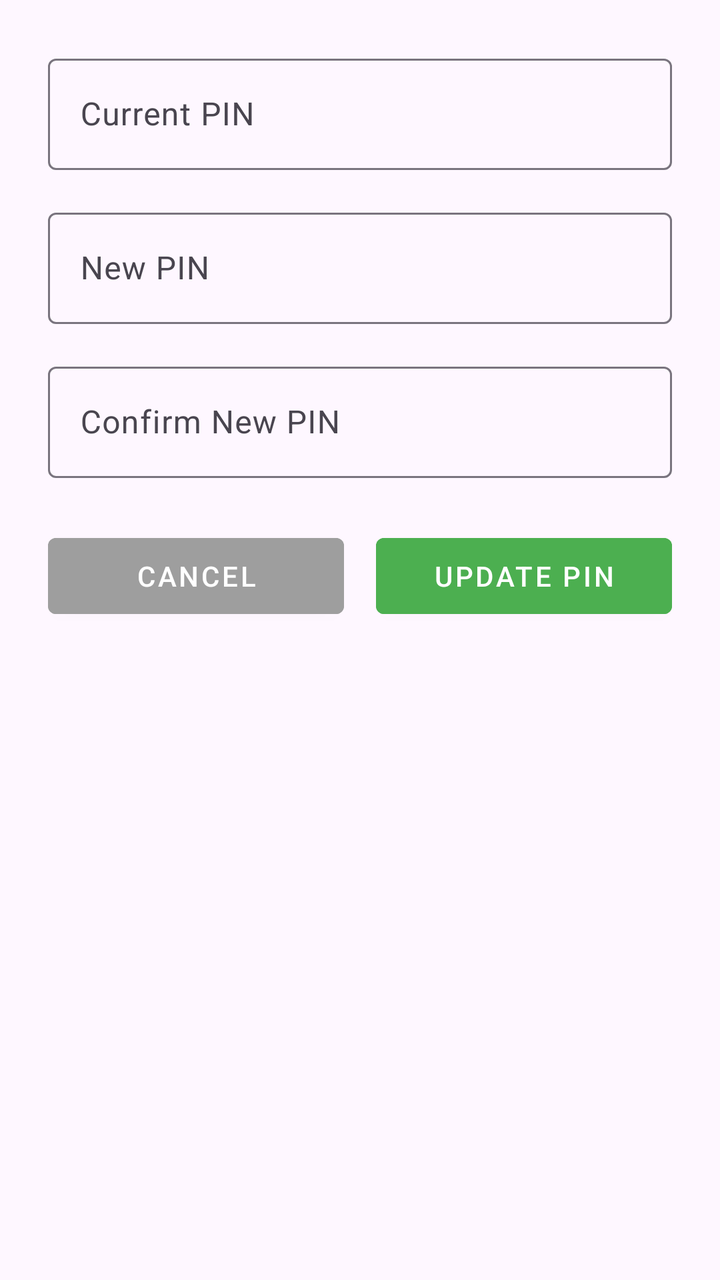
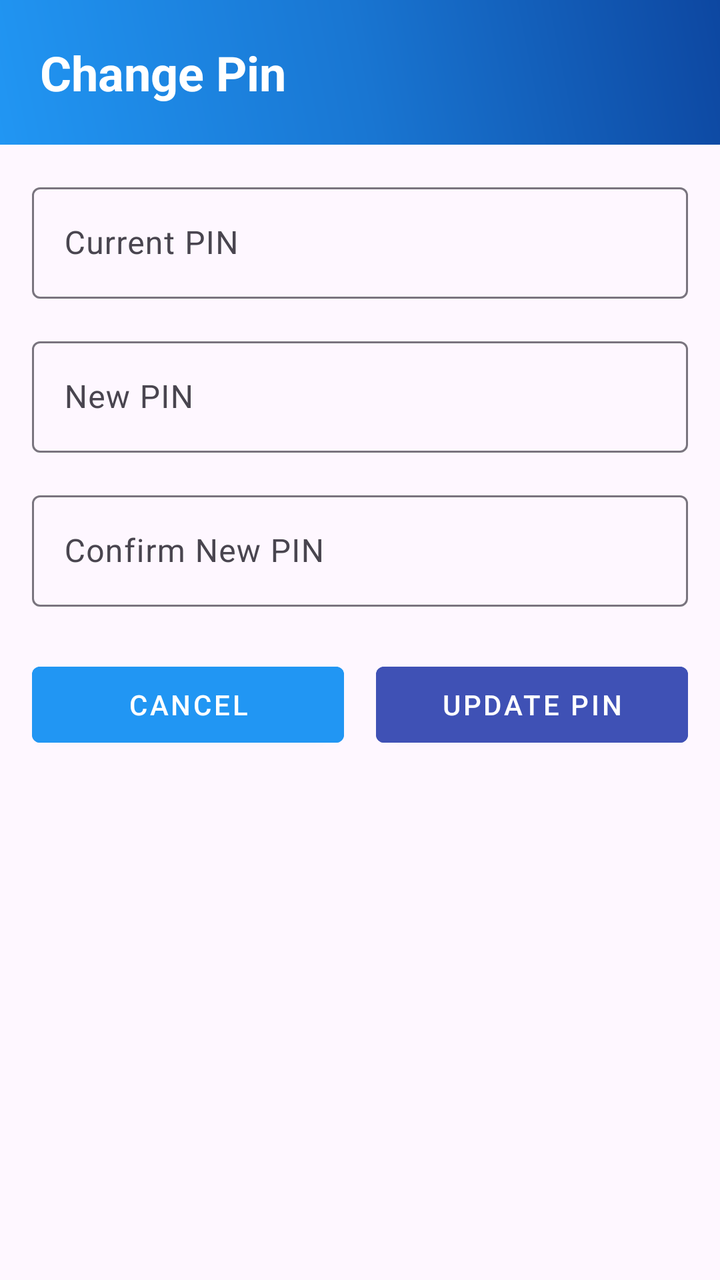

Screens rendered from an Android XML layout before and after an edit, with the pre-edit source and the edit as a unified diff.
<!-- AndroidManifest.xml: application theme Theme.RentMangment -->
<!-- res/layout/dialog_change_pin.xml -->
<?xml version="1.0" encoding="utf-8"?>
<LinearLayout xmlns:android="http://schemas.android.com/apk/res/android"
    android:layout_width="match_parent"
    android:layout_height="wrap_content"
    android:orientation="vertical"
    android:padding="24dp">

    <com.google.android.material.textfield.TextInputLayout
        android:layout_width="match_parent"
        android:layout_height="wrap_content"
        android:layout_marginBottom="16dp">

        <com.google.android.material.textfield.TextInputEditText
            android:id="@+id/etCurrentPin"
            android:layout_width="match_parent"
            android:layout_height="wrap_content"
            android:hint="Current PIN"
            android:inputType="numberPassword"
            android:maxLength="4" />

    </com.google.android.material.textfield.TextInputLayout>

    <com.google.android.material.textfield.TextInputLayout
        android:layout_width="match_parent"
        android:layout_height="wrap_content"
        android:layout_marginBottom="16dp">

        <com.google.android.material.textfield.TextInputEditText
            android:id="@+id/etNewPin"
            android:layout_width="match_parent"
            android:layout_height="wrap_content"
            android:hint="New PIN"
            android:inputType="numberPassword"
            android:maxLength="4" />

    </com.google.android.material.textfield.TextInputLayout>

    <com.google.android.material.textfield.TextInputLayout
        android:layout_width="match_parent"
        android:layout_height="wrap_content"
        android:layout_marginBottom="24dp">

        <com.google.android.material.textfield.TextInputEditText
            android:id="@+id/etConfirmPin"
            android:layout_width="match_parent"
            android:layout_height="wrap_content"
            android:hint="Confirm New PIN"
            android:inputType="numberPassword"
            android:maxLength="4" />

    </com.google.android.material.textfield.TextInputLayout>

    <LinearLayout
        android:layout_width="match_parent"
        android:layout_height="wrap_content"
        android:orientation="horizontal"
        android:weightSum="2">

        <com.google.android.material.button.MaterialButton
            android:id="@+id/btnCancel"
            android:layout_width="0dp"
            android:layout_height="50dp"
            android:layout_weight="1"
            android:layout_marginEnd="8dp"
            android:text="Cancel"
            android:backgroundTint="#9E9E9E"
            style="@style/Widget.MaterialComponents.Button" />

        <com.google.android.material.button.MaterialButton
            android:id="@+id/btnUpdate"
            android:layout_width="0dp"
            android:layout_height="50dp"
            android:layout_weight="1"
            android:layout_marginStart="8dp"
            android:text="Update PIN"
            android:backgroundTint="#4CAF50"
            style="@style/Widget.MaterialComponents.Button" />

    </LinearLayout>
</LinearLayout>
<!-- resources referenced by this layout -->
<resources>
  <style name="Theme.RentMangment" parent="Base.Theme.RentMangment" />
  <style name="Base.Theme.RentMangment" parent="Theme.Material3.DayNight.NoActionBar">
          
          
      </style>
</resources>

<!-- the commit's change to res/layout/dialog_change_pin.xml (unified diff, before → after) -->
@@ -2,8 +2,29 @@
 <LinearLayout xmlns:android="http://schemas.android.com/apk/res/android"
     android:layout_width="match_parent"
     android:layout_height="wrap_content"
+    android:orientation="vertical" >
+    <RelativeLayout
+        android:layout_width="match_parent"
+        android:layout_height="wrap_content"
+        android:background="@drawable/nav_header_gradient"
+        android:padding="20dp">
+
+        <TextView
+            android:layout_width="match_parent"
+            android:layout_height="wrap_content"
+            android:layout_centerVertical="true"
+            android:text="Change Pin"
+            android:textSize="24sp"
+            android:textStyle="bold"
+            android:textColor="@android:color/white" />
+    </RelativeLayout>
+
+<LinearLayout
+    android:layout_width="match_parent"
+    android:layout_height="match_parent"
     android:orientation="vertical"
-    android:padding="24dp">
+    android:padding="16dp"
+    >
 
     <com.google.android.material.textfield.TextInputLayout
         android:layout_width="match_parent"
@@ -63,9 +84,8 @@
             android:layout_weight="1"
             android:layout_marginEnd="8dp"
             android:text="Cancel"
-            android:backgroundTint="#9E9E9E"
+            android:backgroundTint="#2196F3"
             style="@style/Widget.MaterialComponents.Button" />
-
         <com.google.android.material.button.MaterialButton
             android:id="@+id/btnUpdate"
             android:layout_width="0dp"
@@ -73,8 +93,8 @@
             android:layout_weight="1"
             android:layout_marginStart="8dp"
             android:text="Update PIN"
-            android:backgroundTint="#4CAF50"
+            android:backgroundTint="#3F51B5"
             style="@style/Widget.MaterialComponents.Button" />
-
     </LinearLayout>
 </LinearLayout>
+</LinearLayout>
<!-- resource entries referenced after the edit -->
@@ -1,5 +1,15 @@
 <!-- resources referenced by this layout -->
 <resources>
+  <!-- drawable nav_header_gradient (drawable) -->
+  <?xml version="1.0" encoding="utf-8"?>
+  <shape xmlns:android="http://schemas.android.com/apk/res/android">
+      <gradient
+          android:angle="45"
+          android:startColor="#2196F3"
+          android:centerColor="#1976D2"
+          android:endColor="#0D47A1"
+          android:type="linear" />
+  </shape>
   <style name="Theme.RentMangment" parent="Base.Theme.RentMangment" />
   <style name="Base.Theme.RentMangment" parent="Theme.Material3.DayNight.NoActionBar">
           
